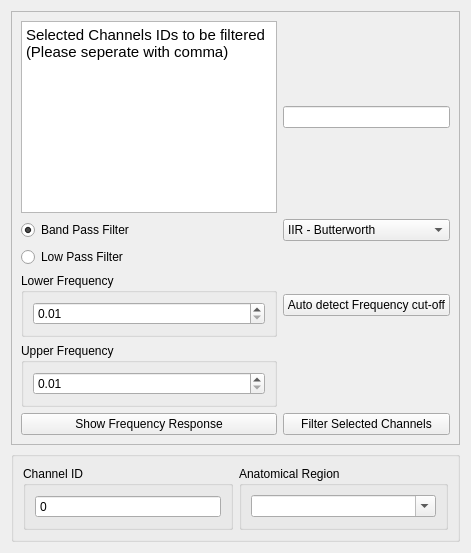
This is ephys/tab_popups_ephys.ui in Neurotechnology-at-ETH-Zurich/IMPLAnT as Qt 5 draws it before an edit. The edited form follows.
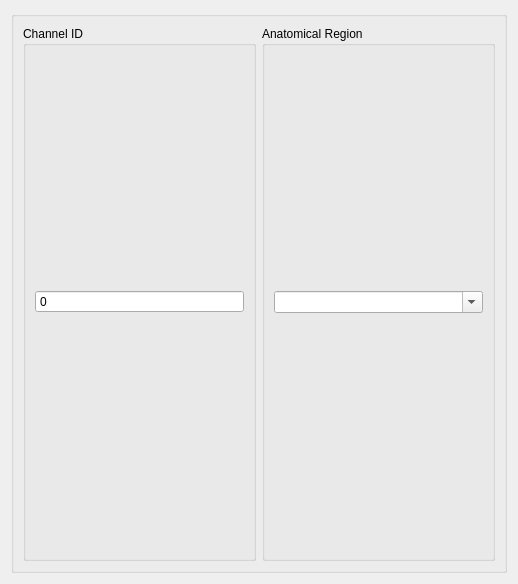
This is the edited form.

What changed in the file:
```diff
--- a/ephys/tab_popups_ephys.ui
+++ b/ephys/tab_popups_ephys.ui
@@ -2,8 +2,16 @@
 <ui version="4.0">
  <class>tab</class>
           <widget class="QWidget" name="tab">
+  <property name="geometry">
+   <rect>
+    <x>0</x>
+    <y>0</y>
+    <width>518</width>
+    <height>584</height>
+   </rect>
+  </property>
            <layout class="QGridLayout" name="gridLayout_21">
-            <item row="1" column="0">
+   <item row="0" column="0">
              <widget class="QGroupBox" name="groupBox_ChangeanatRegion">
               <property name="title">
                <string/>
@@ -65,214 +73,6 @@
               </layout>
              </widget>
             </item>
-            <item row="0" column="0">
-             <widget class="QFrame" name="frame_filterchannels">
-              <property name="frameShape">
-               <enum>QFrame::StyledPanel</enum>
-              </property>
-              <property name="frameShadow">
-               <enum>QFrame::Raised</enum>
-              </property>
-              <layout class="QGridLayout" name="gridLayout_192">
-               <item row="8" column="0">
-                <widget class="QGroupBox" name="groupBox_52">
-                 <property name="maximumSize">
-                  <size>
-                   <width>16777215</width>
-                   <height>80</height>
-                  </size>
-                 </property>
-                 <property name="toolTip">
-                  <string>Lower cutoff frequency (Hz) — the low-pass cutoff, or the band's lower edge in band-pass mode.</string>
-                 </property>
-                 <property name="title">
-                  <string>Lower Frequency</string>
-                 </property>
-                 <layout class="QGridLayout" name="gridLayout_190">
-                  <item row="0" column="0">
-                   <widget class="QDoubleSpinBox" name="doubleSpinBox_lowerFreq">
-                    <property name="maximumSize">
-                     <size>
-                      <width>16777215</width>
-                      <height>30</height>
-                     </size>
-                    </property>
-                    <property name="toolTip">
-                     <string>Lower cutoff frequency (Hz) — the low-pass cutoff, or the band's lower edge in band-pass mode.</string>
-                    </property>
-                    <property name="minimum">
-                     <double>0.010000000000000</double>
-                    </property>
-                    <property name="maximum">
-                     <double>100000000000000000.000000000000000</double>
-                    </property>
-                    <property name="singleStep">
-                     <double>1.000000000000000</double>
-                    </property>
-                   </widget>
-                  </item>
-                 </layout>
-                </widget>
-               </item>
-               <item row="6" column="0">
-                <widget class="QRadioButton" name="radioButton_lowPass">
-                 <property name="toolTip">
-                  <string>Design a low-pass filter using only the lower cutoff frequency.</string>
-                 </property>
-                 <property name="text">
-                  <string>Low Pass Filter</string>
-                 </property>
-                </widget>
-               </item>
-               <item row="4" column="0">
-                <widget class="QRadioButton" name="radioButton_bandPass">
-                 <property name="toolTip">
-                  <string>Design a band-pass filter using both the lower and upper cutoff frequencies.</string>
-                 </property>
-                 <property name="text">
-                  <string>Band Pass Filter</string>
-                 </property>
-                 <property name="checked">
-                  <bool>true</bool>
-                 </property>
-                </widget>
-               </item>
-               <item row="0" column="1">
-                <widget class="QLineEdit" name="lineEdit_selectedChannels">
-                 <property name="toolTip">
-                  <string>Comma-separated channel numbers to filter — auto-filled when a CA1 channel is detected, but editable to target other channels.</string>
-                 </property>
-                </widget>
-               </item>
-               <item row="4" column="1">
-                <widget class="QComboBox" name="comboBox_FilterType">
-                 <property name="toolTip">
-                  <string>Filter implementation to use: IIR (Butterworth) or FIR.</string>
-                 </property>
-                 <item>
-                  <property name="text">
-                   <string>IIR - Butterworth</string>
-                  </property>
-                 </item>
-                 <item>
-                  <property name="text">
-                   <string>IIR - Chebyshev I</string>
-                  </property>
-                 </item>
-                 <item>
-                  <property name="text">
-                   <string>IIR - Chebyshev II</string>
-                  </property>
-                 </item>
-                 <item>
-                  <property name="text">
-                   <string>IIR - Elliptic</string>
-                  </property>
-                 </item>
-                 <item>
-                  <property name="text">
-                   <string>FIR - Hamming</string>
-                  </property>
-                 </item>
-                 <item>
-                  <property name="text">
-                   <string>FIR - Hann</string>
-                  </property>
-                 </item>
-                 <item>
-                  <property name="text">
-                   <string>FIR - Blackman</string>
-                  </property>
-                 </item>
-                </widget>
-               </item>
-               <item row="11" column="1">
-                <widget class="QPushButton" name="pushButton_Filter">
-                 <property name="toolTip">
-                  <string>Apply the designed filter to the selected channels' data.</string>
-                 </property>
-                 <property name="text">
-                  <string>Filter Selected Channels</string>
-                 </property>
-                </widget>
-               </item>
-               <item row="11" column="0">
-                <widget class="QPushButton" name="pushButton_FrequencyResponse">
-                 <property name="toolTip">
-                  <string>Preview the designed filter's frequency response before applying it.</string>
-                 </property>
-                 <property name="text">
-                  <string>Show Frequency Response</string>
-                 </property>
-                </widget>
-               </item>
-               <item row="8" column="1">
-                <widget class="QPushButton" name="pushButton_detectFreq">
-                 <property name="toolTip">
-                  <string>Estimate a cutoff frequency from the selected channels' power spectrum.</string>
-                 </property>
-                 <property name="text">
-                  <string>Auto detect Frequency cut-off</string>
-                 </property>
-                </widget>
-               </item>
-               <item row="9" column="0">
-                <widget class="QGroupBox" name="groupBox_upperFreq">
-                 <property name="maximumSize">
-                  <size>
-                   <width>16777215</width>
-                   <height>80</height>
-                  </size>
-                 </property>
-                 <property name="toolTip">
-                  <string>Only used for band-pass filtering — sets the upper cutoff frequency (Hz); disabled in low-pass mode.</string>
-                 </property>
-                 <property name="title">
-                  <string>Upper Frequency</string>
-                 </property>
-                 <layout class="QGridLayout" name="gridLayout_191">
-                  <item row="0" column="0">
-                   <widget class="QDoubleSpinBox" name="doubleSpinBox_upperFreq">
-                    <property name="maximumSize">
-                     <size>
-                      <width>16777215</width>
-                      <height>30</height>
-                     </size>
-                    </property>
-                    <property name="toolTip">
-                     <string>Upper cutoff frequency (Hz) for band-pass filtering; disabled in low-pass mode.</string>
-                    </property>
-                    <property name="minimum">
-                     <double>0.010000000000000</double>
-                    </property>
-                    <property name="maximum">
-                     <double>100000000000000000.000000000000000</double>
-                    </property>
-                    <property name="singleStep">
-                     <double>1.000000000000000</double>
-                    </property>
-                   </widget>
-                  </item>
-                 </layout>
-                </widget>
-               </item>
-               <item row="0" column="0">
-                <widget class="QTextEdit" name="textEdit_3">
-                 <property name="html">
-                  <string>&lt;!DOCTYPE HTML PUBLIC &quot;-//W3C//DTD HTML 4.0//EN&quot; &quot;http://www.w3.org/TR/REC-html40/strict.dtd&quot;&gt;
-&lt;html&gt;&lt;head&gt;&lt;meta name=&quot;qrichtext&quot; content=&quot;1&quot; /&gt;&lt;meta charset=&quot;utf-8&quot; /&gt;&lt;style type=&quot;text/css&quot;&gt;
-p, li { white-space: pre-wrap; }
-hr { height: 1px; border-width: 0; }
-li.unchecked::marker { content: &quot;\2610&quot;; }
-li.checked::marker { content: &quot;\2612&quot;; }
-&lt;/style&gt;&lt;/head&gt;&lt;body style=&quot; font-family:'Ubuntu Sans'; font-size:11pt; font-weight:400; font-style:normal;&quot;&gt;
-&lt;p style=&quot; margin-top:0px; margin-bottom:0px; margin-left:0px; margin-right:0px; -qt-block-indent:0; text-indent:0px;&quot;&gt;Selected Channels IDs to be filtered (Please seperate with comma)&lt;/p&gt;&lt;/body&gt;&lt;/html&gt;</string>
-                 </property>
-                </widget>
-               </item>
-              </layout>
-             </widget>
-            </item>
            </layout>
           </widget>
  <tabstops>
```
Left out of the diff: 9 changed lines with no effect on the pictures. Lines whose indentation alone changed are shown as unchanged.
